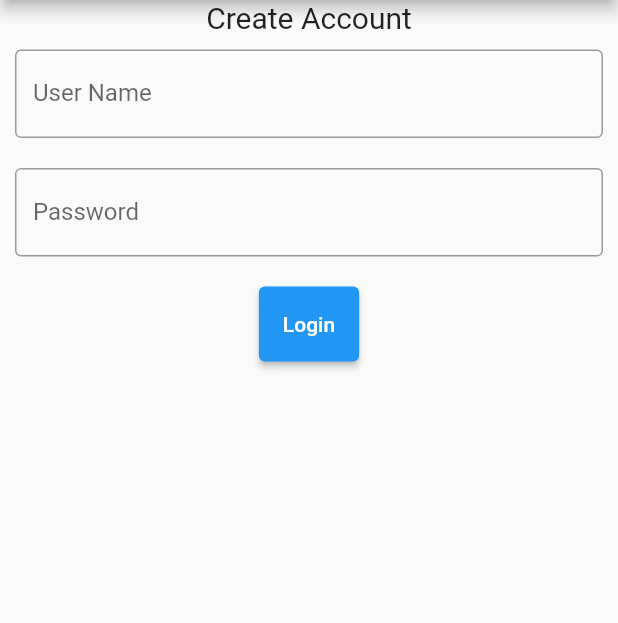
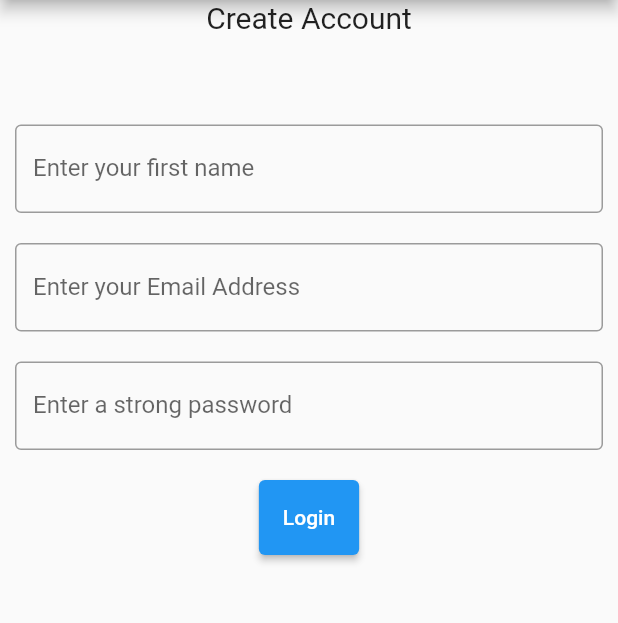
Before and after one commit to CSE-21/count-me-in, a Flutter app: the RegistrationScreen screen opened by its route, on a phone screen of 412 x 824 dp, the part 84-707 px from its top. Run offline on Flutter 3.47's test engine with Material 2 defaults, Android fonts, the light colour scheme and no system bars; our stand-ins replace qr_flutter, supabase_flutter; missing offline and left inert: mobile_scanner; accounts and stored records are empty.

Commit message:
updated register screen

```diff
--- a/lib/main.dart
+++ b/lib/main.dart
@@ -26,7 +26,7 @@ class MyApp extends StatelessWidget {
   @override
   Widget build(BuildContext context) {
     return MaterialApp(
-      initialRoute: '/profPanel',
+      initialRoute: '/logReg',
       routes: {
         '/logReg': (context) => LogRegister(),
         '/login': (context) => LoginScreen(),
--- a/lib/screens/register.dart
+++ b/lib/screens/register.dart
@@ -10,6 +10,7 @@ class RegistrationScreen extends StatefulWidget {
 class _RegistrationScreenState extends State<RegistrationScreen> {
   var _username = "";
   var _password = "";
+  var _emailid = "";
   @override
   Widget build(BuildContext context) {
     return Scaffold(
@@ -24,6 +25,10 @@ class _RegistrationScreenState extends State<RegistrationScreen> {
               "Create Account",
               style: TextStyle(fontSize: 20),
             ),
+            SizedBox(
+              height: 50,
+            ),
+            // Text("Name"),
             Container(
               padding: const EdgeInsets.all(10),
               child: TextField(
@@ -32,10 +37,24 @@ class _RegistrationScreenState extends State<RegistrationScreen> {
                 },
                 decoration: const InputDecoration(
                   border: OutlineInputBorder(),
-                    labelText: 'User Name',
+                  labelText: 'Enter your first name',
                 ),
               ),
             ),
+            // Text("Email Address"),
+            Container(
+              padding: const EdgeInsets.all(10),
+              child: TextField(
+                onChanged: (value) {
+                  _emailid = value;
+                },
+                decoration: const InputDecoration(
+                  border: OutlineInputBorder(),
+                  labelText: 'Enter your Email Address',
+                ),
+              ),
+            ),
+            // Text("Password"),
             Container(
               padding: const EdgeInsets.fromLTRB(10, 10, 10, 0),
               child: TextField(
@@ -45,7 +64,7 @@ class _RegistrationScreenState extends State<RegistrationScreen> {
                 obscureText: true,
                 decoration: const InputDecoration(
                   border: OutlineInputBorder(),
-                    labelText: 'Password',
+                  labelText: 'Enter a strong password',
                 ),
               ),
             ),
@@ -70,6 +89,7 @@ class _RegistrationScreenState extends State<RegistrationScreen> {
             ),
           ],
         ),
-        ));
+      ),
+    );
   }
 }
```
Lines whose indentation alone changed are shown as unchanged.
